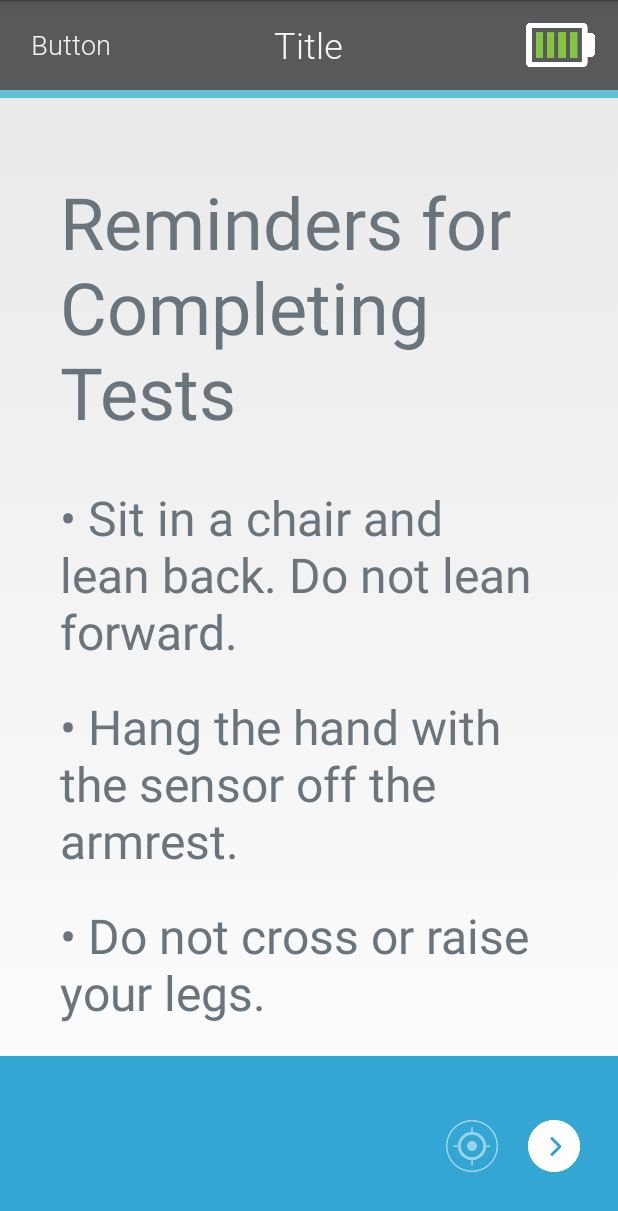
After one commit to SiGenixDave/VixiarAndroidApp, an Android app: the layout activity_reminders.xml on its own in the app's theme, with its tools: preview values and no code run, on a phone screen of 412 x 824 dp. The commit adds this screen. Shown: the top 1211 px of the screen. Run offline under Robolectric (Android 15) with nearby library versions, the phone set to English and light mode, and no system bars.

Commit message:
Added reminders activity

```diff
--- a/app/src/main/AndroidManifest.xml
+++ b/app/src/main/AndroidManifest.xml
@@ -53,7 +53,10 @@
         <activity
             android:name=".Activities.PDFViewActivity"
             android:label="@string/title_activity_pdfview" />
-        <activity android:name=".Activities.QuestionnaireActivity"></activity>
+        <activity android:name=".Activities.QuestionnaireActivity" />
+        <activity
+            android:name="com.vixiar.indicor2.Reminders"
+            android:label="@string/title_activity_reminders"></activity>
     </application>
 
 </manifest>
--- /dev/null
+++ b/app/src/main/java/com/vixiar/indicor2/Reminders.java
@@ -0,0 +1,16 @@
+package com.vixiar.indicor2;
+
+import android.os.Bundle;
+import android.app.Activity;
+
+public class Reminders extends Activity
+{
+
+    @Override
+    protected void onCreate(Bundle savedInstanceState)
+    {
+        super.onCreate(savedInstanceState);
+        setContentView(R.layout.activity_reminders);
+    }
+
+}
--- /dev/null
+++ b/app/src/main/res/layout/activity_reminders.xml
@@ -0,0 +1,104 @@
+<?xml version="1.0" encoding="utf-8"?>
+<android.widget.LinearLayout xmlns:android="http://schemas.android.com/apk/res/android"
+    xmlns:tools="http://schemas.android.com/tools"
+    android:id="@+id/rootLinearLayout"
+    android:layout_width="match_parent"
+    android:layout_height="match_parent"
+    android:foregroundGravity="bottom"
+    android:gravity="center_horizontal"
+    android:keepScreenOn="true"
+    android:orientation="vertical">
+
+    <include layout="@layout/top_bar_layout" />
+
+    <LinearLayout
+        android:layout_width="wrap_content"
+        android:layout_height="match_parent"
+        android:layout_gravity="center_horizontal"
+        android:layout_weight="1"
+        android:gravity="left"
+        android:orientation="vertical"
+        android:paddingLeft="30dp"
+        android:paddingTop="50dp"
+        android:paddingRight="30dp">
+
+        <TextView
+            android:id="@+id/lblR1"
+            android:layout_width="wrap_content"
+            android:layout_height="wrap_content"
+            android:paddingStart="10dp"
+            android:paddingBottom="30dp"
+            android:text="@string/title_activity_reminders"
+            android:textAppearance="@style/ReminderTitle"/>
+
+
+        <TextView
+            android:id="@+id/lblR2"
+            android:layout_width="wrap_content"
+            android:layout_height="wrap_content"
+            android:paddingStart="10dp"
+            android:paddingBottom="20dp"
+            android:text="@string/reminder1"
+            android:textAppearance="@style/ReminderText"/>
+
+        <TextView
+            android:id="@+id/lblR3"
+            android:layout_width="wrap_content"
+            android:layout_height="wrap_content"
+            android:paddingStart="10dp"
+            android:paddingBottom="20dp"
+            android:text="@string/reminder2"
+            android:textAppearance="@style/ReminderText"/>
+
+        <TextView
+            android:id="@+id/lblR4"
+            android:layout_width="wrap_content"
+            android:layout_height="wrap_content"
+            android:paddingStart="10dp"
+            android:paddingBottom="20dp"
+            android:text="@string/reminder3"
+            android:textAppearance="@style/ReminderText"/>
+
+        <TextView
+            android:id="@+id/lblR5"
+            android:layout_width="wrap_content"
+            android:layout_height="wrap_content"
+            android:paddingStart="10dp"
+            android:paddingBottom="20dp"
+            android:text="@string/reminder4"
+            android:textAppearance="@style/ReminderText" />
+
+        <TextView
+            android:id="@+id/lblR6"
+            android:layout_width="wrap_content"
+            android:layout_height="wrap_content"
+            android:paddingStart="10dp"
+            android:paddingBottom="20dp"
+            android:text="@string/reminder5"
+            android:textAppearance="@style/ReminderText"/>
+
+        <TextView
+            android:id="@+id/lblR7"
+            android:layout_width="wrap_content"
+            android:layout_height="wrap_content"
+            android:paddingStart="10dp"
+            android:paddingBottom="20dp"
+            android:text="@string/reminder6"
+            android:textAppearance="@style/ReminderText"/>
+
+        <TextView
+            android:id="@+id/lblR8"
+            android:layout_width="wrap_content"
+            android:layout_height="wrap_content"
+            android:paddingStart="10dp"
+            android:text="@string/reminder7"
+            android:textAppearance="@style/ReminderText"/>
+
+
+    </LinearLayout>
+
+
+    <include layout="@layout/bottom_bar_layout" />
+
+
+</android.widget.LinearLayout>
--- a/app/src/main/res/values/dimens.xml
+++ b/app/src/main/res/values/dimens.xml
@@ -33,5 +33,7 @@
 
     <dimen name="question_text_font_size">30sp</dimen>
     <dimen name="question_choice_font_size">24sp</dimen>
+    <dimen name="reminder_text_font_size">32sp</dimen>
+    <dimen name="reminder_title_font_size">48sp</dimen>
 
 </resources>
--- a/app/src/main/res/values/strings.xml
+++ b/app/src/main/res/values/strings.xml
@@ -198,6 +198,14 @@
     <string name="question_4">Did you wake up short of breath last night? </string>
     <string name="question_5">Did you sleep in a chair or propped up with pillows, more than usual last night?</string>
     <string name="question_6">Compared to yesterday, would you say you are feeling about the same, better, worse, or much worse?</string>
+    <string name="title_activity_reminders">Reminders for Completing Tests</string>
+    <string name="reminder1">•	Sit in a chair and lean back.  Do not lean forward.</string>
+    <string name="reminder2">•	Hang the hand with the sensor off the armrest.</string>
+    <string name="reminder3">•	Do not cross or raise your legs.</string>
+    <string name="reminder4">•	Try not to move during testing.</string>
+    <string name="reminder5">•	Take a normal breath in before exhaling for the Valsalva.</string>
+    <string name="reminder6">•	Do not move or take the sensor off your finger until you see the final results screen.</string>
+    <string name="reminder7">•	Press the home icon to send your test results.</string>
 
 
 </resources>
--- a/app/src/main/res/values/styles.xml
+++ b/app/src/main/res/values/styles.xml
@@ -30,6 +30,22 @@
         <item name="colorAccent">@color/colorPatientEntryHighlightedValue</item>
     </style>
 
+    <style name="ReminderText" parent="@android:style/TextAppearance.Medium">
+        <item name="android:textSize">@dimen/reminder_text_font_size</item>
+        <item name="android:fontFamily">"fonts/Roboto-Light.ttf"</item>
+        <item name="android:textColorHighlight">@color/colorPatientEntryHighlightedValue</item>
+        <item name="android:textColor">@color/colorPatientEntryNormalValue</item>
+        <item name="colorAccent">@color/colorPatientEntryHighlightedValue</item>
+    </style>
+
+    <style name="ReminderTitle" parent="@android:style/TextAppearance.Medium">
+        <item name="android:textSize">@dimen/reminder_title_font_size</item>
+        <item name="android:fontFamily">"fonts/Roboto-Light.ttf"</item>
+        <item name="android:textColorHighlight">@color/colorPatientEntryHighlightedValue</item>
+        <item name="android:textColor">@color/colorPatientEntryNormalValue</item>
+        <item name="colorAccent">@color/colorPatientEntryHighlightedValue</item>
+    </style>
+
     <style name="QuestionChoice" parent="@android:style/TextAppearance.Medium">
         <item name="android:textSize">@dimen/question_choice_font_size</item>
         <item name="android:fontFamily">"fonts/Roboto-Light.ttf"</item>
```
